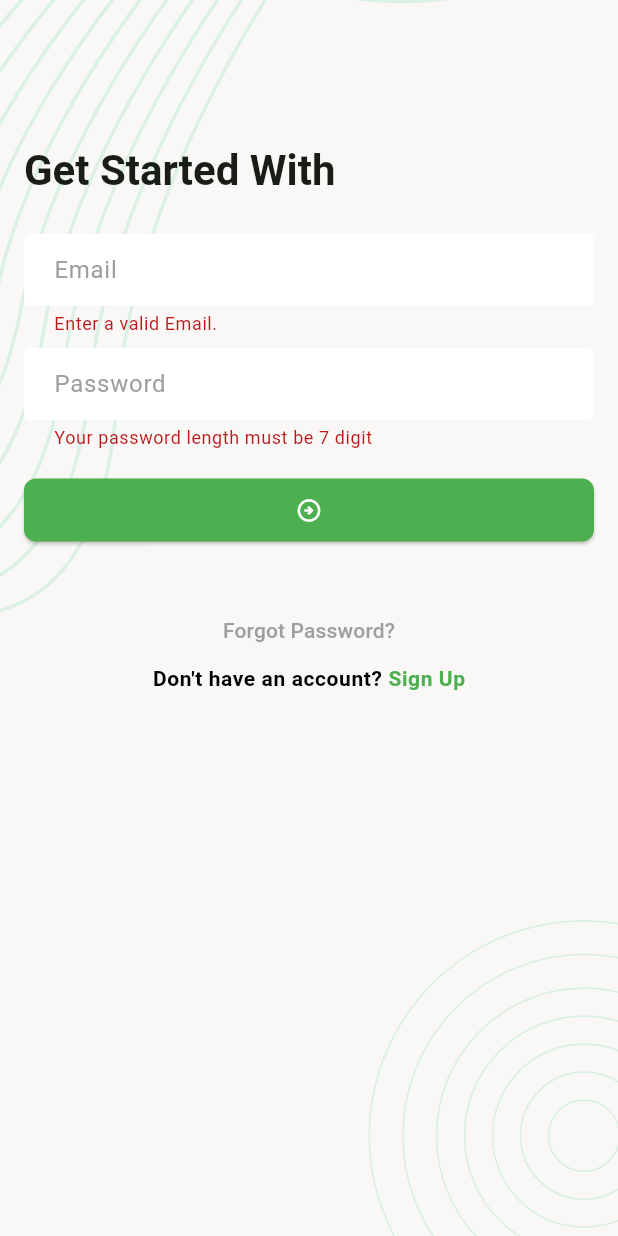
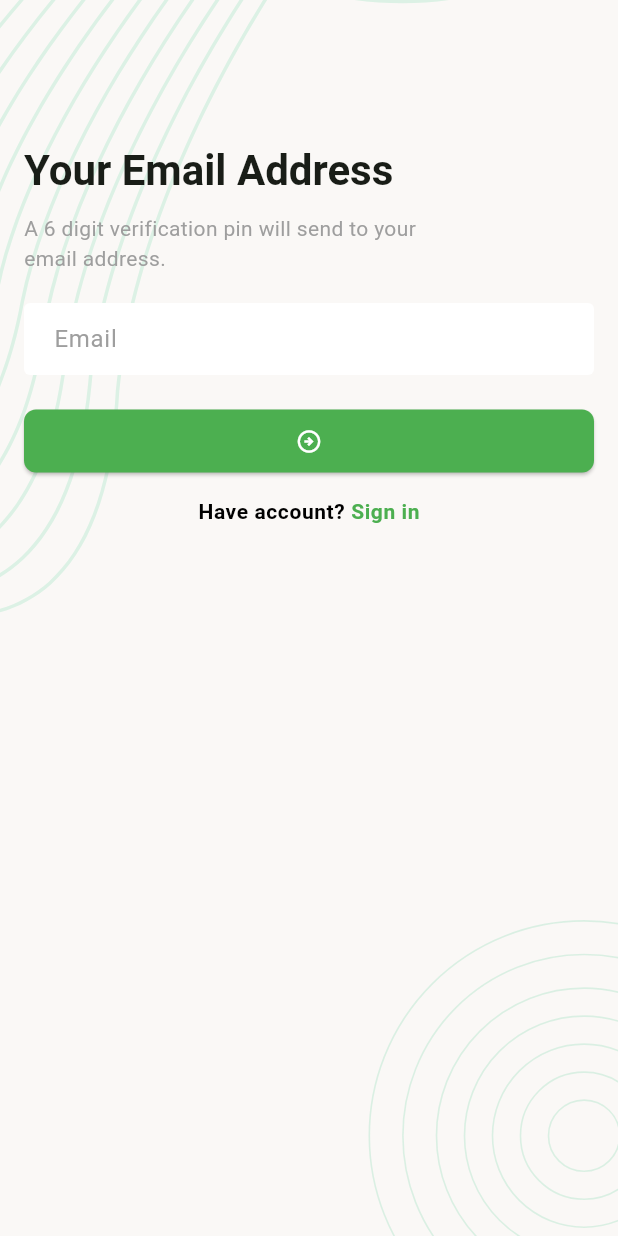
Before and after one commit to AbuZafor99/Task-Manager-Using-GetX, a Flutter app: the screen it shows after launch, after a tap on the "arrow circle right" icon, after a tap on "Forgot Password?", on a phone screen of 412 x 824 dp. Run offline on Flutter 3.47's test engine with Material 3 defaults, Android fonts, the phone set to English and light mode, and no system bars; our stand-ins replace email_validator, flutter_svg.

Commit message:
add email validation screen ui design

```diff
--- a/lib/app.dart
+++ b/lib/app.dart
@@ -1,5 +1,6 @@
 import 'package:flutter/cupertino.dart';
 import 'package:flutter/material.dart';
+import 'package:task_manager/ui/screens/email_verification_screen.dart';
 import 'package:task_manager/ui/screens/splash_screen.dart';
 
 class TaskManager extends StatelessWidget {
--- /dev/null
+++ b/lib/ui/screens/email_verification_screen.dart
@@ -0,0 +1,96 @@
+import 'package:email_validator/email_validator.dart';
+import 'package:flutter/cupertino.dart';
+import 'package:flutter/gestures.dart';
+import 'package:flutter/material.dart';
+import 'package:task_manager/ui/screens/sign_in_screen.dart';
+import 'package:task_manager/ui/widgets/screen_background.dart';
+
+class EmailVerificationScreen extends StatefulWidget {
+  const EmailVerificationScreen({super.key});
+
+  @override
+  State<EmailVerificationScreen> createState() =>
+      _EmailVerificationScreenState();
+}
+
+class _EmailVerificationScreenState extends State<EmailVerificationScreen> {
+  final TextEditingController _emailForVerification=TextEditingController();
+  final GlobalKey<FormState> _formKey = GlobalKey<FormState>();
+
+
+  @override
+  Widget build(BuildContext context) {
+    return Scaffold(
+      body: ScreenBackground(
+        child: SingleChildScrollView(
+          child: Padding(
+            padding: const EdgeInsets.all(16),
+            child: Form(
+              key: _formKey,
+              autovalidateMode: AutovalidateMode.onUserInteraction,
+              child: Column(
+                crossAxisAlignment: CrossAxisAlignment.start,
+                children: [
+                  SizedBox(height: 80),
+                  Text(
+                    "Your Email Address",
+                    style: Theme.of(context).textTheme.titleLarge,
+                  ),
+                  SizedBox(height: 10),
+                  Text(
+                    'A 6 digit verification pin will send to your \nemail address.',
+                    style: TextStyle(color: Colors.grey),
+                  ),
+                  SizedBox(height: 20,),
+                  TextFormField(
+                    controller: _emailForVerification,
+                    textInputAction: TextInputAction.next,
+                    decoration: InputDecoration(
+                      hintText: "Email",
+                    ),
+                    validator: (String? value) {
+                      String email=value??"";
+                      if (EmailValidator.validate(email)==false) {
+                        return "Enter a valid Email.";
+                      }
+                      return null;
+                    },
+                  ),
+                  SizedBox(height: 20,),
+                  ElevatedButton(
+                      onPressed: (){}, child: Icon(Icons.arrow_circle_right_outlined)
+                  ),
+                  SizedBox(height: 15,),
+                  Center(
+                    child: RichText(
+                        text: TextSpan(
+                          text: 'Have account? ',style: TextStyle(
+                          fontWeight: FontWeight.w600,
+                          color: Colors.black,
+                          letterSpacing: 0.4
+                        ),children: [
+                          TextSpan(
+                            text: 'Sign in',
+                            style: TextStyle(
+                              color: Colors.green,
+                              fontWeight: FontWeight.w700
+                            ),
+                            recognizer: TapGestureRecognizer()..onTap=_navigateToSignInPage,
+                          )
+                        ]
+                        ),
+                    ),
+                  )
+                ],
+              ),
+            ),
+          ),
+        ),
+      ),
+    );
+  }
+
+  void _navigateToSignInPage(){
+    Navigator.push(context, MaterialPageRoute(builder: (context)=>SignInScreen()));
+  }
+}
--- a/lib/ui/screens/sign_in_screen.dart
+++ b/lib/ui/screens/sign_in_screen.dart
@@ -2,6 +2,7 @@ import 'package:email_validator/email_validator.dart';
 import 'package:flutter/cupertino.dart';
 import 'package:flutter/gestures.dart';
 import 'package:flutter/material.dart';
+import 'package:task_manager/ui/screens/email_verification_screen.dart';
 import 'package:task_manager/ui/widgets/screen_background.dart';
 
 class SignInScreen extends StatefulWidget {
@@ -116,7 +117,9 @@ class _SignInScreenState extends State<SignInScreen> {
       // TODO:SignIN with API
     }
   }
-  void _onTapForgotPasswordButton() {}
+  void _onTapForgotPasswordButton() {
+    Navigator.push(context, MaterialPageRoute(builder: (context)=>EmailVerificationScreen()));
+  }
   void _onTapSignUpButton() {}
 
   @override
```
